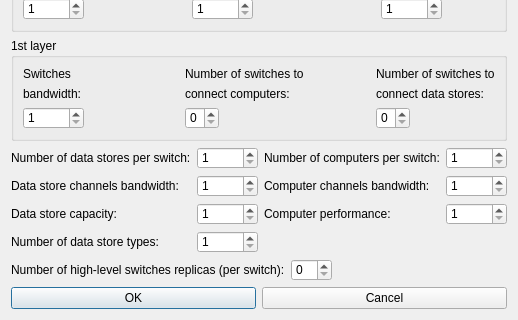
This is DCGUI/Windows/TreeDialog.ui in DanielZorin/DataCenters as Qt 5 draws it before an edit; both pictures show x 0 to 518 and y 247 to 567 of the 518 by 567 pixel window. The edited form follows.
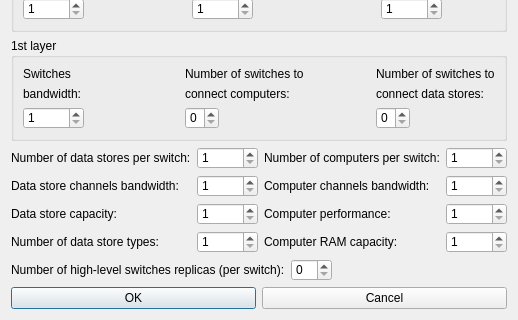
This is the edited form.

Commit message: RAM capacity support in GUI (WIP)

Diff of the .ui file:
```diff
--- a/DCGUI/Windows/TreeDialog.ui
+++ b/DCGUI/Windows/TreeDialog.ui
@@ -735,6 +735,13 @@
              </property>
             </widget>
            </item>
+           <item>
+            <widget class="QLabel" name="label_18">
+             <property name="text">
+              <string>Computer RAM capacity:</string>
+             </property>
+            </widget>
+           </item>
           </layout>
          </item>
          <item>
@@ -769,23 +776,20 @@
              </property>
             </widget>
            </item>
+           <item>
+            <widget class="QSpinBox" name="ram">
+             <property name="minimum">
+              <number>1</number>
+             </property>
+             <property name="maximum">
+              <number>99999</number>
+             </property>
+            </widget>
+           </item>
           </layout>
          </item>
         </layout>
        </item>
-       <item>
-        <spacer name="verticalSpacer_2">
-         <property name="orientation">
-          <enum>Qt::Vertical</enum>
-         </property>
-         <property name="sizeHint" stdset="0">
-          <size>
-           <width>20</width>
-           <height>18</height>
-          </size>
-         </property>
-        </spacer>
-       </item>
       </layout>
      </item>
     </layout>
```
The commit also changes 11 other files.
